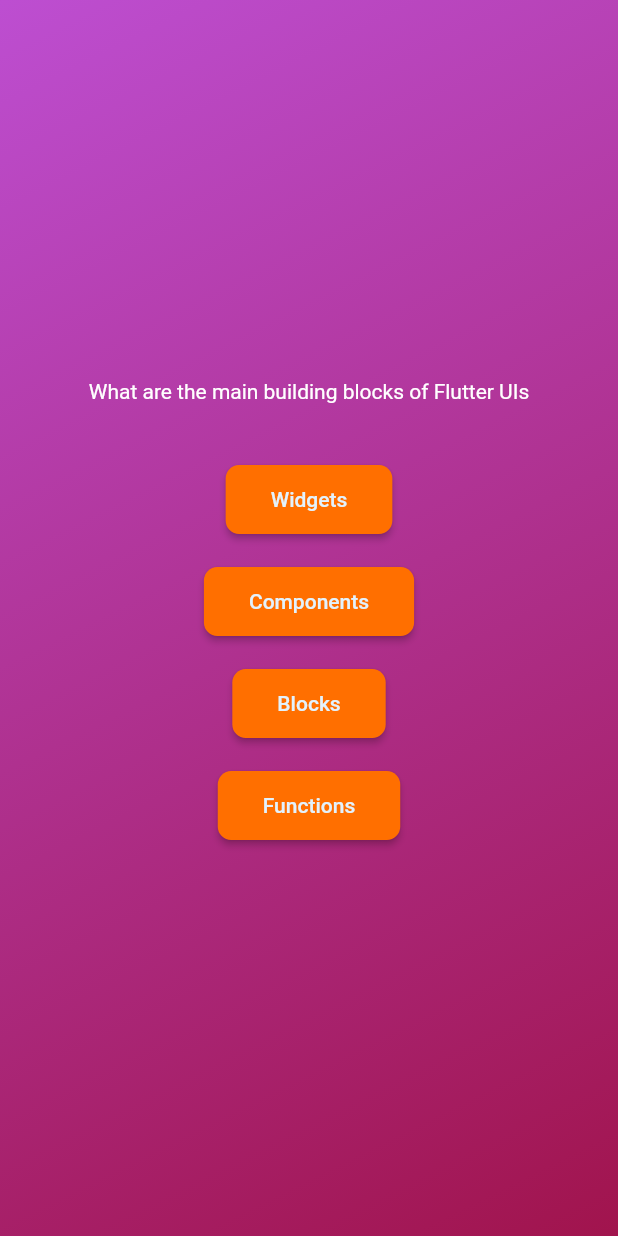
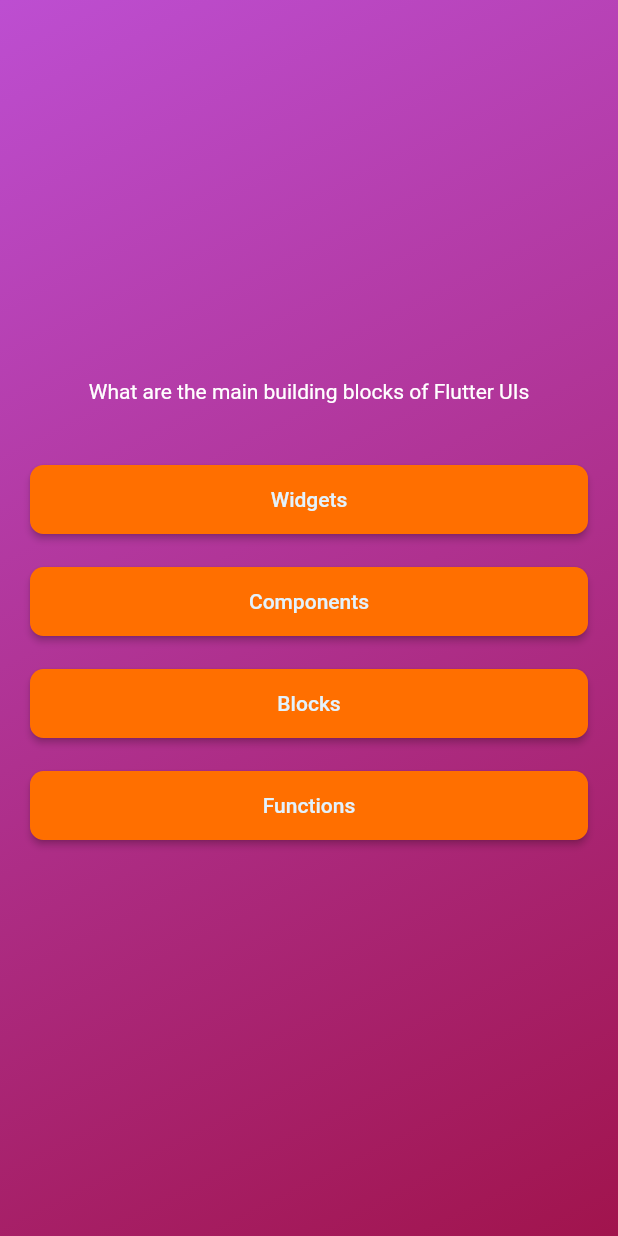
Before and after one commit to NSM722/Flut-Quiz, a Flutter app: the screen it shows after launch, after a tap on "Start Quiz", on a phone screen of 412 x 824 dp. Run offline on Flutter 3.47's test engine with Material 2 defaults, Android fonts, the phone set to English and light mode, and no system bars.

Commit message:
style: margin and alignment

```diff
--- a/lib/questions_screen.dart
+++ b/lib/questions_screen.dart
@@ -17,10 +17,14 @@ class _QuestionsScreenState extends State<QuestionsScreen> {
 
     return SizedBox(
       width: double.infinity, // occupy the entire width
+      child: Container(
+        margin: const EdgeInsets.all(10),
         child: Column(
           mainAxisAlignment: MainAxisAlignment.center,
+          crossAxisAlignment: CrossAxisAlignment.stretch,
           children: [
             Text(
+              textAlign: TextAlign.center,
               currentQuestion.text,
               style: const TextStyle(
                 color: Colors.white,
@@ -38,6 +42,7 @@ class _QuestionsScreenState extends State<QuestionsScreen> {
             }),
           ],
         ),
+      ),
     );
   }
 }
```
Lines whose indentation alone changed are shown as unchanged.
